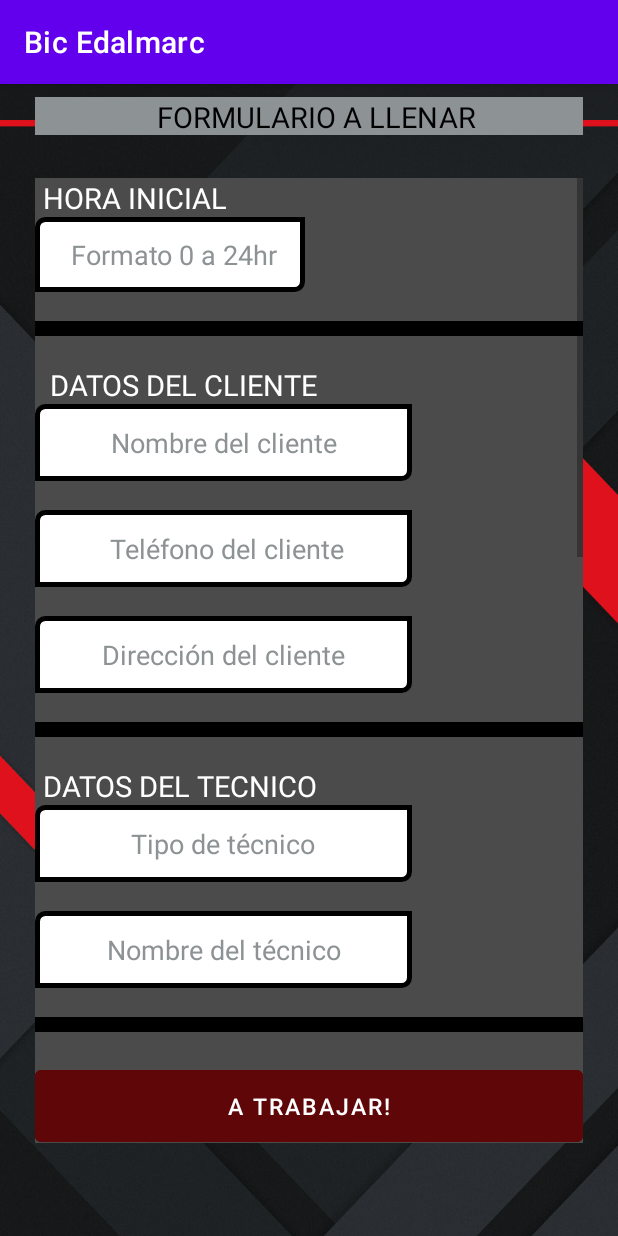
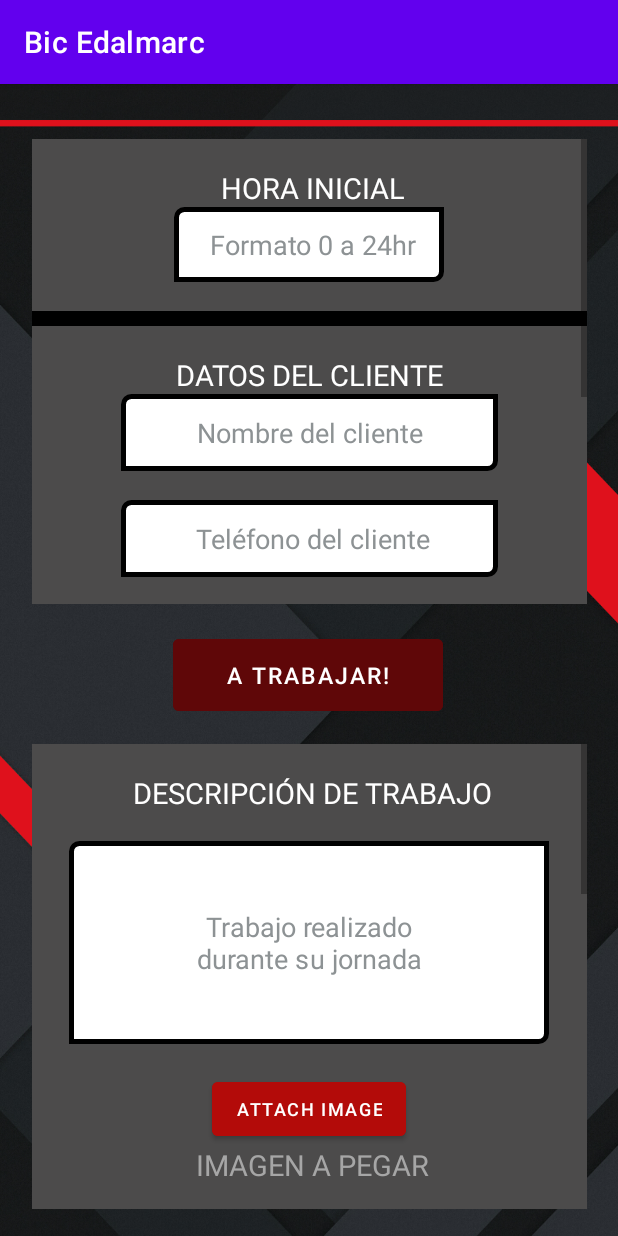
Before and after one commit to Teran894/Bic_Edalmarc, an Android app: the FormularioTotal screen opened directly, with no data from a screen before it, on a phone screen of 412 x 824 dp. Run offline under Robolectric (Android 15) with nearby library versions, the light colour scheme and no system bars.

Commit message:
Scrollview ya arreglado

```diff
--- a/app/src/main/java/com/example/edalmarc/FormularioTotal.java
+++ b/app/src/main/java/com/example/edalmarc/FormularioTotal.java
@@ -1,14 +1,33 @@
 package com.example.edalmarc;
 
 import androidx.appcompat.app.AppCompatActivity;
-
+import android.content.Intent;
 import android.os.Bundle;
+import android.text.Editable;
+import android.text.TextWatcher;
+import android.view.View;
+import android.widget.Button;
+import android.widget.EditText;
 
 public class FormularioTotal extends AppCompatActivity {
+
+    private Button Formulario2, enviarbitacora;
+    private EditText editextHoraInicial, editextNombreCliente, editextTelefonoCliente, editextDireccionCliente, editextTipoTecnico, editTextNombreTecnico, editTextDescripcionTrabajo, editTextMaterial, editTextMonto, editTextHoraSalida;
 
     @Override
     protected void onCreate(Bundle savedInstanceState) {
         super.onCreate(savedInstanceState);
         setContentView(R.layout.activity_formulario_total);
+
+        editextHoraInicial = (EditText) findViewById(R.id.TiempoDeEntrada);
+        editextNombreCliente = (EditText) findViewById(R.id.NombreCliente);
+        editextTelefonoCliente = (EditText) findViewById(R.id.telefonoCliente);
+        editextDireccionCliente = (EditText)findViewById(R.id.direccionCliente);
+        editextTipoTecnico = (EditText) findViewById(R.id.tipoTecnico);
+        editTextNombreTecnico = (EditText) findViewById(R.id.nombreTecnico);
+
+
+
+        Formulario2 = (Button) findViewById(R.id.GotoFormulario2);
     }
 }
--- a/app/src/main/java/com/example/edalmarc/MainActivity.java
+++ b/app/src/main/java/com/example/edalmarc/MainActivity.java
@@ -72,7 +72,7 @@ public class MainActivity extends AppCompatActivity {
     };
 
     public void openInicio(){
-        Intent intent = new Intent(this, Registro.class);
+        Intent intent = new Intent(this, FormularioTotal.class);
         startActivity(intent);
     }
 }
--- a/app/src/main/res/layout/activity_formulario_total.xml
+++ b/app/src/main/res/layout/activity_formulario_total.xml
@@ -8,36 +8,45 @@
     android:screenOrientation="portrait"
     tools:context=".FormularioTotal">
 
-    <TextView
-        android:layout_width="365dp"
-        android:layout_height="25dp"
-        android:background="@color/silver"
-        android:gravity="center"
-        android:text="  FORMULARIO A LLENAR"
-        android:textAllCaps="true"
-        android:textColor="@color/black"
-        android:textSize="19dp"
+
+    <Button
+        android:id="@+id/GotoFormulario2"
+        android:layout_width="180dp"
+        android:layout_height="60dp"
+        android:backgroundTint="@color/dark_red"
+        android:enabled="false"
+        android:text="A trabajar!"
+        android:textColor="@color/white"
+        android:textSize="15dp"
+        app:layout_constraintBottom_toBottomOf="parent"
+        app:layout_constraintEnd_toEndOf="parent"
+        app:layout_constraintHorizontal_bias="0.497"
+        app:layout_constraintStart_toStartOf="parent"
+        app:layout_constraintTop_toTopOf="parent"
+        app:layout_constraintVertical_bias="0.514"
+        tools:ignore="HardcodedText,SpUsage" />
+
+    <ScrollView
+        android:id="@+id/FormularioParte1"
+        android:layout_width="370dp"
+        android:layout_height="310dp"
         app:layout_constraintBottom_toBottomOf="parent"
         app:layout_constraintEnd_toEndOf="parent"
         app:layout_constraintStart_toStartOf="parent"
         app:layout_constraintTop_toTopOf="parent"
-        app:layout_constraintVertical_bias="0.012" />
-
-    <ScrollView
-        android:id="@+id/FormularioTotal"
-        android:layout_width="365dp"
-        android:layout_height="643dp"
-        app:layout_constraintBottom_toBottomOf="parent"
-        app:layout_constraintEnd_toEndOf="parent"
-        app:layout_constraintStart_toStartOf="parent"
-        app:layout_constraintTop_toTopOf="parent"
+        app:layout_constraintVertical_bias="0.08"
         tools:ignore="SpeakableTextPresentCheck">
 
         <LinearLayout
             android:layout_width="match_parent"
             android:layout_height="wrap_content"
             android:background="@color/dark_silver"
-            android:orientation="vertical" >
+            android:gravity="center"
+            android:orientation="vertical">
+
+            <TextView
+                android:layout_width="match_parent"
+                android:layout_height="wrap_content" />
 
             <TextView
                 android:id="@+id/DetalleTiempoEntrada"
@@ -62,10 +71,10 @@
                 android:layout_height="50dp"
                 android:background="@drawable/customborder"
                 android:gravity="center"
+                android:hint=" Formato 0 a 24hr"
+                android:inputType="time"
                 android:maxLength="5"
                 android:textColor="@color/black"
-                android:hint=" Formato 0 a 24hr"
-                android:inputType="time"
                 android:textColorHint="@color/silver"
                 app:layout_constraintBottom_toBottomOf="parent"
                 app:layout_constraintEnd_toEndOf="parent"
@@ -73,12 +82,11 @@
                 app:layout_constraintStart_toStartOf="parent"
                 app:layout_constraintTop_toTopOf="parent"
                 app:layout_constraintVertical_bias="0.229"
-                tools:ignore="HardcodedText,SpUsage"/>
+                tools:ignore="HardcodedText,SpUsage" />
 
             <TextView
                 android:layout_width="match_parent"
-                android:layout_height="wrap_content"
-                />
+                android:layout_height="wrap_content" />
 
             <View
                 android:layout_width="379dp"
@@ -92,8 +100,7 @@
 
             <TextView
                 android:layout_width="match_parent"
-                android:layout_height="wrap_content"
-                />
+                android:layout_height="wrap_content" />
 
             <TextView
                 android:id="@+id/DetalleCliente"
@@ -118,11 +125,11 @@
                 android:layout_height="51dp"
                 android:background="@drawable/customborder"
                 android:ems="10"
+                android:gravity="center"
                 android:hint=" Nombre del cliente "
-                android:gravity="center"
+                android:inputType="textPersonName"
                 android:maxLength="30"
                 android:textColor="@color/black"
-                android:inputType="textPersonName"
                 android:textColorHint="@color/silver"
                 app:layout_constraintBottom_toBottomOf="parent"
                 app:layout_constraintEnd_toEndOf="parent"
@@ -130,12 +137,11 @@
                 app:layout_constraintStart_toStartOf="parent"
                 app:layout_constraintTop_toTopOf="parent"
                 app:layout_constraintVertical_bias="0.416"
-                tools:ignore="HardcodedText,SpUsage"/>
+                tools:ignore="HardcodedText,SpUsage" />
 
             <TextView
                 android:layout_width="match_parent"
-                android:layout_height="wrap_content"
-                 />
+                android:layout_height="wrap_content" />
 
             <EditText
                 android:id="@+id/telefonoCliente"
@@ -143,10 +149,10 @@
                 android:layout_height="51dp"
                 android:background="@drawable/customborder"
                 android:ems="10"
+                android:gravity="center"
+                android:hint=" Teléfono del cliente"
+                android:inputType="phone"
                 android:maxLength="13"
-                android:hint=" Teléfono del cliente"
-                android:gravity="center"
-                android:inputType="phone"
                 android:textColor="@color/black"
                 android:textColorHint="@color/silver"
                 app:layout_constraintBottom_toBottomOf="parent"
@@ -159,8 +165,7 @@
 
             <TextView
                 android:layout_width="match_parent"
-                android:layout_height="wrap_content"
-                />
+                android:layout_height="wrap_content" />
 
             <EditText
                 android:id="@+id/direccionCliente"
@@ -182,8 +187,7 @@
 
             <TextView
                 android:layout_width="match_parent"
-                android:layout_height="wrap_content"
-                />
+                android:layout_height="wrap_content" />
 
             <View
                 android:layout_width="379dp"
@@ -198,8 +202,7 @@
 
             <TextView
                 android:layout_width="match_parent"
-                android:layout_height="wrap_content"
-                />
+                android:layout_height="wrap_content" />
 
             <TextView
                 android:id="@+id/DetalleTecnico"
@@ -216,7 +219,7 @@
                 app:layout_constraintStart_toStartOf="parent"
                 app:layout_constraintTop_toTopOf="parent"
                 app:layout_constraintVertical_bias="0.715"
-                tools:ignore="HardcodedText,SpUsage"/>
+                tools:ignore="HardcodedText,SpUsage" />
 
             <EditText
                 android:id="@+id/tipoTecnico"
@@ -227,19 +230,18 @@
                 android:gravity="center"
                 android:hint=" Tipo de técnico "
                 android:inputType="textPersonName"
+                android:textColor="@color/black"
                 android:textColorHint="@color/silver"
-                android:textColor="@color/black"
                 app:layout_constraintBottom_toBottomOf="parent"
                 app:layout_constraintEnd_toEndOf="parent"
                 app:layout_constraintStart_toStartOf="parent"
                 app:layout_constraintTop_toTopOf="parent"
                 app:layout_constraintVertical_bias="0.805"
-                tools:ignore="HardcodedText,SpUsage"/>
+                tools:ignore="HardcodedText,SpUsage" />
 
             <TextView
                 android:layout_width="match_parent"
-                android:layout_height="wrap_content"
-                />
+                android:layout_height="wrap_content" />
 
             <EditText
                 android:id="@+id/nombreTecnico"
@@ -250,73 +252,41 @@
                 android:gravity="center"
                 android:hint=" Nombre del técnico "
                 android:inputType="textPersonName"
+                android:textColor="@color/black"
                 android:textColorHint="@color/silver"
-                android:textColor="@color/black"
                 app:layout_constraintBottom_toBottomOf="parent"
                 app:layout_constraintEnd_toEndOf="parent"
                 app:layout_constraintStart_toStartOf="parent"
                 app:layout_constraintTop_toTopOf="parent"
                 app:layout_constraintVertical_bias="0.805"
-                tools:ignore="HardcodedText,SpUsage"/>
+                tools:ignore="HardcodedText,SpUsage" />
+
+        </LinearLayout>
+
+    </ScrollView>
+
+    <ScrollView
+        android:id="@+id/FormularioParte2"
+        android:layout_width="370dp"
+        android:layout_height="310dp"
+        app:layout_constraintBottom_toBottomOf="parent"
+        app:layout_constraintEnd_toEndOf="parent"
+        app:layout_constraintStart_toStartOf="parent"
+        app:layout_constraintTop_toTopOf="parent"
+        app:layout_constraintVertical_bias="0.961"
+        tools:ignore="SpeakableTextPresentCheck">
+
+        <LinearLayout
+            android:layout_width="match_parent"
+            android:layout_height="wrap_content"
+            android:gravity="center"
+            android:enabled="false"
+            android:background="@color/dark_silver"
+            android:orientation="vertical">
 
             <TextView
                 android:layout_width="match_parent"
-                android:layout_height="wrap_content"
-                />
-
-            <View
-                android:layout_width="379dp"
-                android:layout_height="10dp"
-                android:background="@android:color/black"
-                app:layout_constraintBottom_toBottomOf="parent"
-                app:layout_constraintEnd_toEndOf="parent"
-                app:layout_constraintHorizontal_bias="0.437"
-                app:layout_constraintStart_toStartOf="parent"
-                app:layout_constraintTop_toTopOf="parent"
-                app:layout_constraintVertical_bias="0.667" />
-
-            <TextView
-                android:layout_width="match_parent"
-                android:layout_height="wrap_content"
-                />
-
-            <Button
-                android:id="@+id/GotoFormulario2"
-                android:layout_width="match_parent"
-                android:layout_height="60dp"
-                android:backgroundTint="@color/dark_red"
-                android:text="A trabajar!"
-                android:enabled="false"
-                android:textColor="@color/white"
-                android:textSize="15dp"
-                app:layout_constraintBottom_toBottomOf="parent"
-                app:layout_constraintEnd_toEndOf="parent"
-                app:layout_constraintHorizontal_bias="0.498"
-                app:layout_constraintStart_toStartOf="parent"
-                app:layout_constraintTop_toTopOf="parent"
-                app:layout_constraintVertical_bias="0.935"
-                tools:ignore="HardcodedText,SpUsage" />
-
-            <TextView
-                android:layout_width="match_parent"
-                android:layout_height="wrap_content"
-                />
-
-            <View
-                android:layout_width="379dp"
-                android:layout_height="10dp"
-                android:background="@android:color/black"
-                app:layout_constraintBottom_toBottomOf="parent"
-                app:layout_constraintEnd_toEndOf="parent"
-                app:layout_constraintHorizontal_bias="0.437"
-                app:layout_constraintStart_toStartOf="parent"
-                app:layout_constraintTop_toTopOf="parent"
-                app:layout_constraintVertical_bias="0.667" />
-
-            <TextView
-                android:layout_width="match_parent"
-                android:layout_height="wrap_content"
-                />
+                android:layout_height="wrap_content" />
 
             <TextView
                 android:id="@+id/TituloDescripcion"
@@ -337,8 +307,7 @@
 
             <TextView
                 android:layout_width="match_parent"
-                android:layout_height="wrap_content"
-                />
+                android:layout_height="wrap_content" />
 
             <EditText
                 android:id="@+id/DescripcionTrabajo"
@@ -347,9 +316,9 @@
                 android:background="@drawable/customborder"
                 android:ems="10"
                 android:gravity="center"
-                android:textColor="@color/black"
                 android:hint=" Trabajo realizado \ndurante su jornada"
                 android:inputType="textPersonName"
+                android:textColor="@color/black"
                 android:textColorHint="@color/silver"
                 app:layout_constraintBottom_toBottomOf="parent"
                 app:layout_constraintEnd_toEndOf="parent"
@@ -361,8 +330,7 @@
 
             <TextView
                 android:layout_width="match_parent"
-                android:layout_height="wrap_content"
-                />
+                android:layout_height="wrap_content" />
 
             <Button
                 android:id="@+id/imagebutton"
@@ -399,8 +367,7 @@
 
             <TextView
                 android:layout_width="match_parent"
-                android:layout_height="wrap_content"
-                />
+                android:layout_height="wrap_content" />
 
             <View
                 android:layout_width="379dp"
@@ -415,8 +382,7 @@
 
             <TextView
                 android:layout_width="match_parent"
-                android:layout_height="wrap_content"
-                />
+                android:layout_height="wrap_content" />
 
             <TextView
                 android:id="@+id/TituloMateriales"
@@ -436,8 +402,7 @@
 
             <TextView
                 android:layout_width="match_parent"
-                android:layout_height="wrap_content"
-                />
+                android:layout_height="wrap_content" />
 
             <EditText
                 android:id="@+id/MaterialDesc"
@@ -447,8 +412,8 @@
                 android:ems="10"
                 android:gravity="center"
                 android:hint=" Materiales"
+                android:inputType="textPersonName"
                 android:textColor="@color/black"
-                android:inputType="textPersonName"
                 android:textColorHint="@color/silver"
                 app:layout_constraintBottom_toBottomOf="parent"
                 app:layout_constraintEnd_toEndOf="parent"
@@ -460,8 +425,7 @@
 
             <TextView
                 android:layout_width="match_parent"
-                android:layout_height="wrap_content"
-                />
+                android:layout_height="wrap_content" />
 
             <EditText
                 android:id="@+id/MaterialDinero"
@@ -484,8 +448,7 @@
 
             <TextView
                 android:layout_width="match_parent"
-                android:layout_height="wrap_content"
-                />
+                android:layout_height="wrap_content" />
 
             <View
                 android:layout_width="379dp"
@@ -500,8 +463,7 @@
 
             <TextView
                 android:layout_width="match_parent"
-                android:layout_height="wrap_content"
-                />
+                android:layout_height="wrap_content" />
 
             <TextView
                 android:id="@+id/DetalleTiempoSalida"
@@ -522,8 +484,7 @@
 
             <TextView
                 android:layout_width="match_parent"
-                android:layout_height="wrap_content"
-                />
+                android:layout_height="wrap_content" />
 
             <EditText
                 android:id="@+id/TiempoDeSalida"
@@ -546,8 +507,7 @@
 
             <TextView
                 android:layout_width="match_parent"
-                android:layout_height="wrap_content"
-                />
+                android:layout_height="wrap_content" />
 
             <View
                 android:layout_width="379dp"
@@ -562,8 +522,7 @@
 
             <TextView
                 android:layout_width="match_parent"
-                android:layout_height="wrap_content"
-                />
+                android:layout_height="wrap_content" />
 
             <TextView
                 android:layout_width="wrap_content"
@@ -586,8 +545,8 @@
                 android:layout_height="110dp"
                 android:background="@drawable/customborder3"
                 android:gravity="center"
+                android:textAllCaps="true"
                 android:textColor="@color/black"
-                android:textAllCaps="true"
                 android:textSize="16dp"
                 app:layout_constraintBottom_toBottomOf="parent"
                 app:layout_constraintEnd_toEndOf="parent"
@@ -598,8 +557,7 @@
 
             <TextView
                 android:layout_width="match_parent"
-                android:layout_height="wrap_content"
-                />
+                android:layout_height="wrap_content" />
 
             <View
                 android:layout_width="379dp"
@@ -614,8 +572,7 @@
 
             <TextView
                 android:layout_width="match_parent"
-                android:layout_height="wrap_content"
-                />
+                android:layout_height="wrap_content" />
 
             <Button
                 android:id="@+id/EnviarReporte"
```
